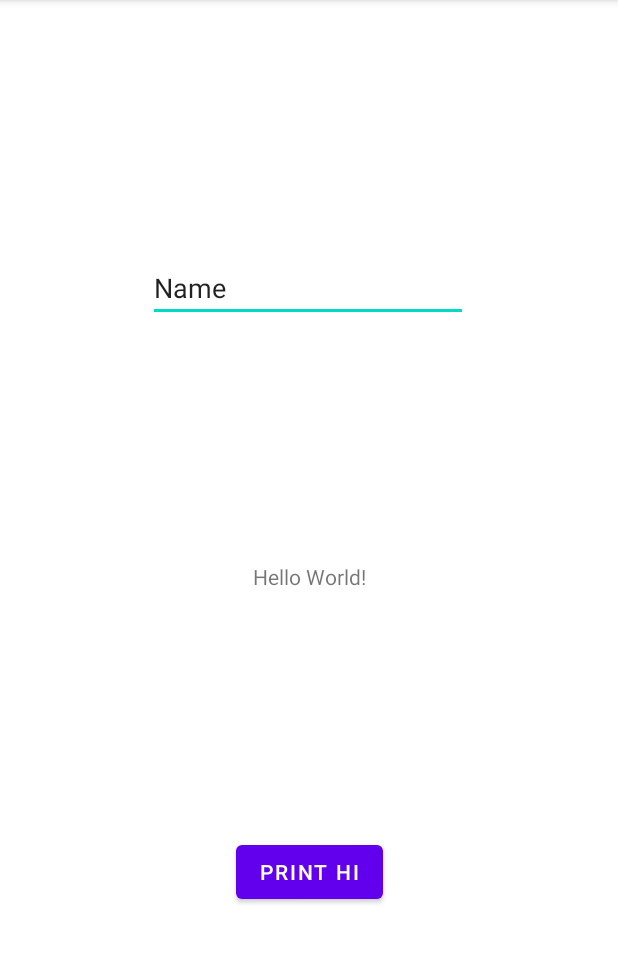
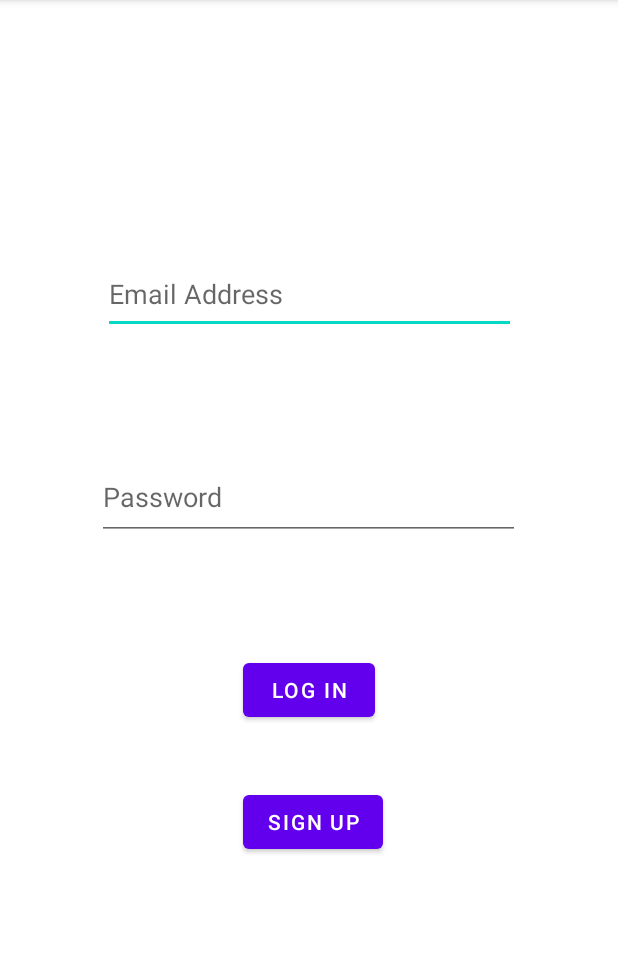
Before and after one commit to mrmandarin2002/uofthacks, an Android app: the screen it shows after launch (MainActivity), on a phone screen of 412 x 824 dp, the part 84-1047 px from its top. Run offline under Robolectric (Android 15) with nearby library versions, the phone set to English and light mode, and no system bars; 3 statements that could not run were skipped.

Commit message:
Update activity_main.xml
Created Log In page

```diff
--- a/shoppingdashboardv2/app/src/main/res/layout/activity_main.xml
+++ b/shoppingdashboardv2/app/src/main/res/layout/activity_main.xml
@@ -6,39 +6,52 @@
     android:layout_height="match_parent"
     tools:context=".MainActivity">
 
-    <TextView
-        android:id="@+id/textView2"
+    <Button
+        android:id="@+id/Signin_bt"
         android:layout_width="wrap_content"
         android:layout_height="wrap_content"
-        android:text="Hello World!"
-        app:layout_constraintBottom_toBottomOf="parent"
-        app:layout_constraintLeft_toLeftOf="parent"
-        app:layout_constraintRight_toRightOf="parent"
-        app:layout_constraintTop_toTopOf="parent" />
+        android:layout_marginBottom="40dp"
+        android:text="Log In"
+        app:layout_constraintBottom_toTopOf="@+id/SignInSignUp_et"
+        app:layout_constraintEnd_toEndOf="parent"
+        app:layout_constraintStart_toStartOf="parent" />
+
+    <EditText
+        android:id="@+id/EmailLogIn_et"
+        android:layout_width="275dp"
+        android:layout_height="53dp"
+        android:layout_marginBottom="80dp"
+        android:ems="10"
+        android:hint="Email Address"
+        android:inputType="textEmailAddress"
+        app:layout_constraintBottom_toTopOf="@+id/LogInPassword_et"
+        app:layout_constraintEnd_toEndOf="parent"
+        app:layout_constraintStart_toStartOf="parent"
+        app:layout_constraintTop_toTopOf="parent"
+        app:layout_constraintVertical_bias="1.0" />
+
+    <EditText
+        android:id="@+id/LogInPassword_et"
+        android:layout_width="282dp"
+        android:layout_height="57dp"
+        android:layout_marginBottom="76dp"
+        android:ems="10"
+        android:hint="Password"
+        android:inputType="textPassword"
+        app:layout_constraintBottom_toTopOf="@+id/Signin_bt"
+        app:layout_constraintEnd_toEndOf="parent"
+        app:layout_constraintHorizontal_bias="0.496"
+        app:layout_constraintStart_toStartOf="parent" />
 
     <Button
-        android:id="@+id/mainBTN"
+        android:id="@+id/SignInSignUp_et"
         android:layout_width="wrap_content"
         android:layout_height="wrap_content"
-        android:text="@string/mainBTN_text"
+        android:layout_marginBottom="196dp"
+        android:text="Sign Up"
         app:layout_constraintBottom_toBottomOf="parent"
         app:layout_constraintEnd_toEndOf="parent"
-        app:layout_constraintStart_toStartOf="parent"
-        app:layout_constraintTop_toBottomOf="@+id/textView2" />
-
-    <EditText
-        android:id="@+id/nameET"
-        android:layout_width="wrap_content"
-        android:layout_height="wrap_content"
-        android:layout_marginBottom="131dp"
-        android:ems="10"
-        android:inputType="textPersonName"
-        android:text="Name"
-        app:layout_constraintBottom_toBottomOf="@+id/textView2"
-        app:layout_constraintEnd_toEndOf="parent"
-        app:layout_constraintHorizontal_bias="0.497"
-        app:layout_constraintStart_toStartOf="parent"
-        app:layout_constraintTop_toTopOf="parent"
-        app:layout_constraintVertical_bias="0.778" />
+        app:layout_constraintHorizontal_bias="0.509"
+        app:layout_constraintStart_toStartOf="parent" />
 
 </androidx.constraintlayout.widget.ConstraintLayout>
```
